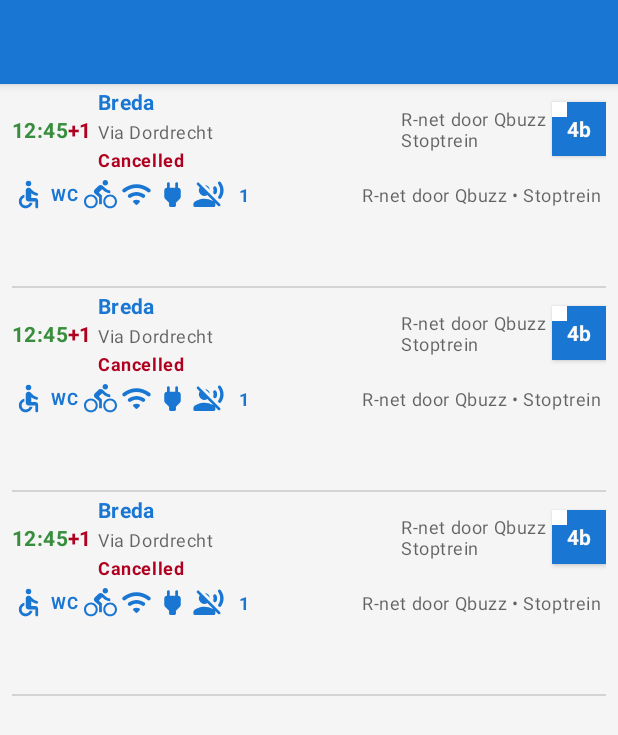
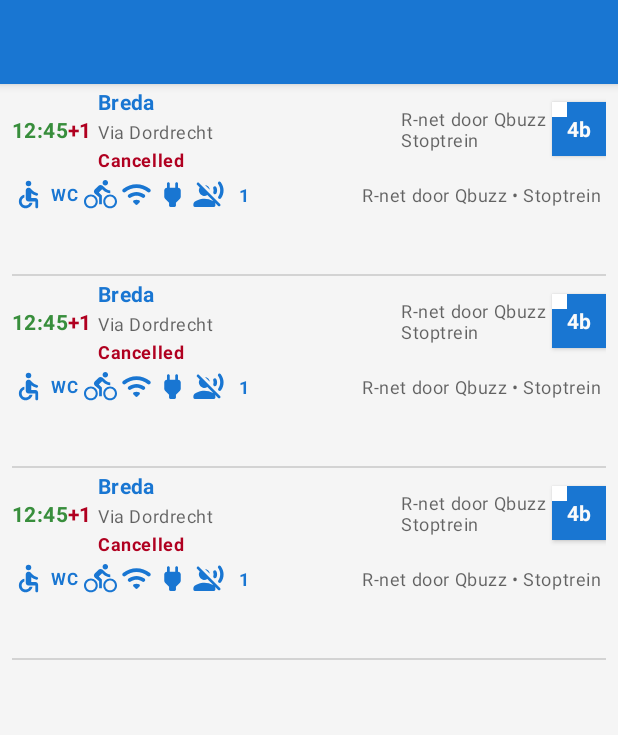
Before and after one commit to Marc-JB/TraiNL, an Android app: the layout fragment_departures.xml on its own in the app's theme, with its tools: preview values and no code run, on a phone screen of 412 x 824 dp. Shown: the top 735 px of the screen. Run offline under Robolectric (Android 15) with nearby library versions, the phone set to English and light mode, and no system bars; network calls fail.

Commit message:
Make images smaller

```diff
--- a/ui/src/main/res/layout/departure.xml
+++ b/ui/src/main/res/layout/departure.xml
@@ -218,13 +218,13 @@
 
         <HorizontalScrollView
             android:layout_width="match_parent"
-            android:layout_height="48dp"
+            android:layout_height="40dp"
             app:visibleUnless="@{viewModel.cancelled || viewModel.trainComposition.images[0] == null}">
 
             <nl.marc_apps.ovgo.ui.ImageList
                 android:layout_width="wrap_content"
                 android:layout_gravity="end"
-                android:paddingStart="108dp"
+                android:paddingStart="104dp"
                 android:paddingEnd="8dp"
                 android:paddingVertical="2dp"
                 android:layout_height="match_parent"
```
